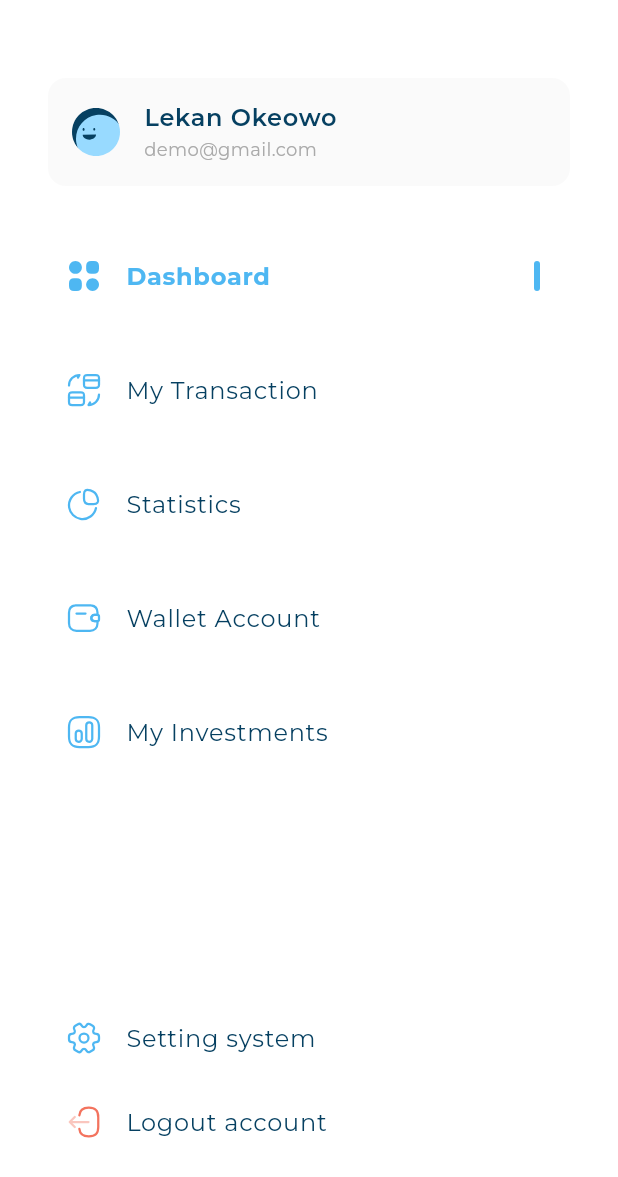
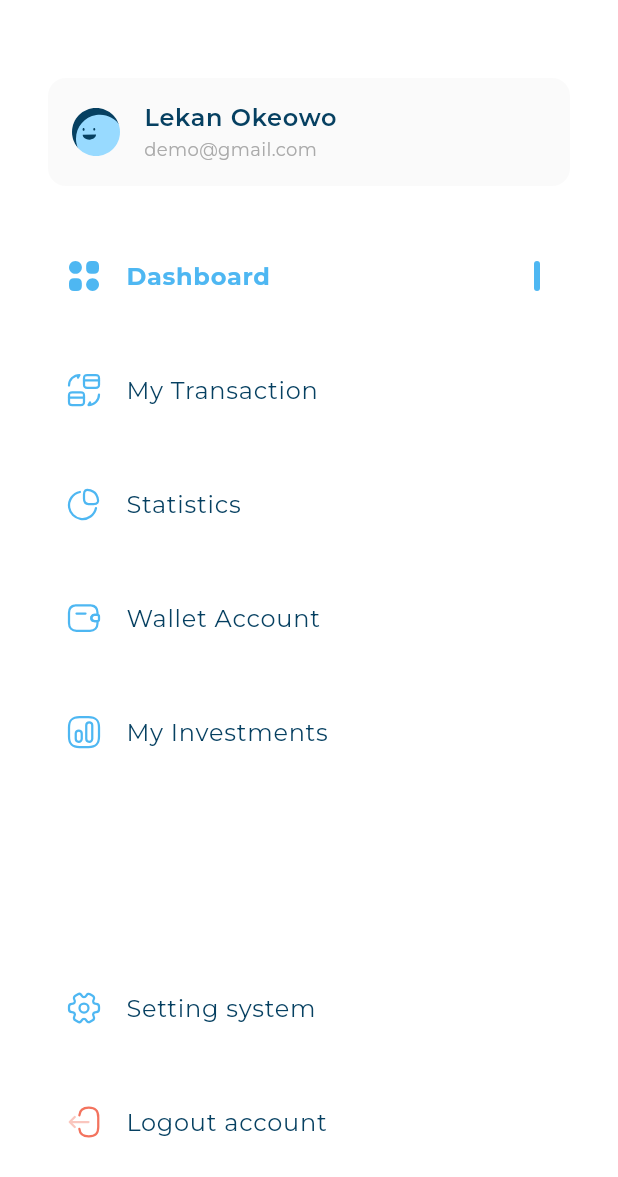
Before and after one commit to A7medMajed16/admin-dashboard, a Flutter app: the CustomDrawer widget shown alone on an empty page, opened directly, on a phone screen of 412 x 824 dp. Shown: the top 1177 px of the screen. Run offline on Flutter 3.47's test engine with Material 3 defaults, Android fonts, the phone set to English and light mode, and no system bars; our stand-ins replace flutter_svg, google_fonts.

Commit message:
CustomDrawer and CustomDrawerList refactoring

```diff
--- a/lib/features/dashboard/presentation/widgets/sections/drawer_section/custom_drawer.dart
+++ b/lib/features/dashboard/presentation/widgets/sections/drawer_section/custom_drawer.dart
@@ -15,22 +15,37 @@ class CustomDrawer extends StatelessWidget {
       color: Colors.white,
       child: Padding(
         padding: const EdgeInsets.symmetric(horizontal: 28, vertical: 48),
+        child: CustomScrollView(
+          slivers: [
+            SliverToBoxAdapter(
+              child: UserInfo(userModel: userModel),
+            ),
+            const SliverToBoxAdapter(
+              child: SizedBox(
+                height: 8,
+              ),
+            ),
+            const CustomDrawerList(),
+            const SliverFillRemaining(
+              hasScrollBody: false,
               child: Column(
                 children: [
-            UserInfo(userModel: userModel),
-            const SizedBox(
-              height: 8,
+                  Expanded(
+                    child: SizedBox(
+                      height: 20,
                     ),
-            const CustomDrawerList(),
-            const Expanded(child: SizedBox()),
-            const DrawerItem(
+                  ),
+                  DrawerItem(
                     drawerItemModel: DrawerItemModel(
                       iconPath: AppIcons.iconsSetting,
                       title: 'Setting system',
                     ),
                     isActive: false,
                   ),
-            const DrawerItem(
+                  SizedBox(
+                    height: 20,
+                  ),
+                  DrawerItem(
                     drawerItemModel: DrawerItemModel(
                       iconPath: AppIcons.iconsLogout,
                       title: 'Logout account',
@@ -40,6 +55,9 @@ class CustomDrawer extends StatelessWidget {
                 ],
               ),
             ),
+          ],
+        ),
+      ),
     );
   }
 }
--- a/lib/features/dashboard/presentation/widgets/sections/drawer_section/custom_drawer_list.dart
+++ b/lib/features/dashboard/presentation/widgets/sections/drawer_section/custom_drawer_list.dart
@@ -27,10 +27,8 @@ class _CustomDrawerListState extends State<CustomDrawerList> {
 
   @override
   Widget build(BuildContext context) {
-    return ListView.builder(
+    return SliverList.builder(
       itemCount: items.length,
-      shrinkWrap: true,
-      physics: const NeverScrollableScrollPhysics(),
       itemBuilder: (context, index) => Padding(
         padding: const EdgeInsets.only(top: 20),
         child: GestureDetector(
```
Lines whose indentation alone changed are shown as unchanged.
